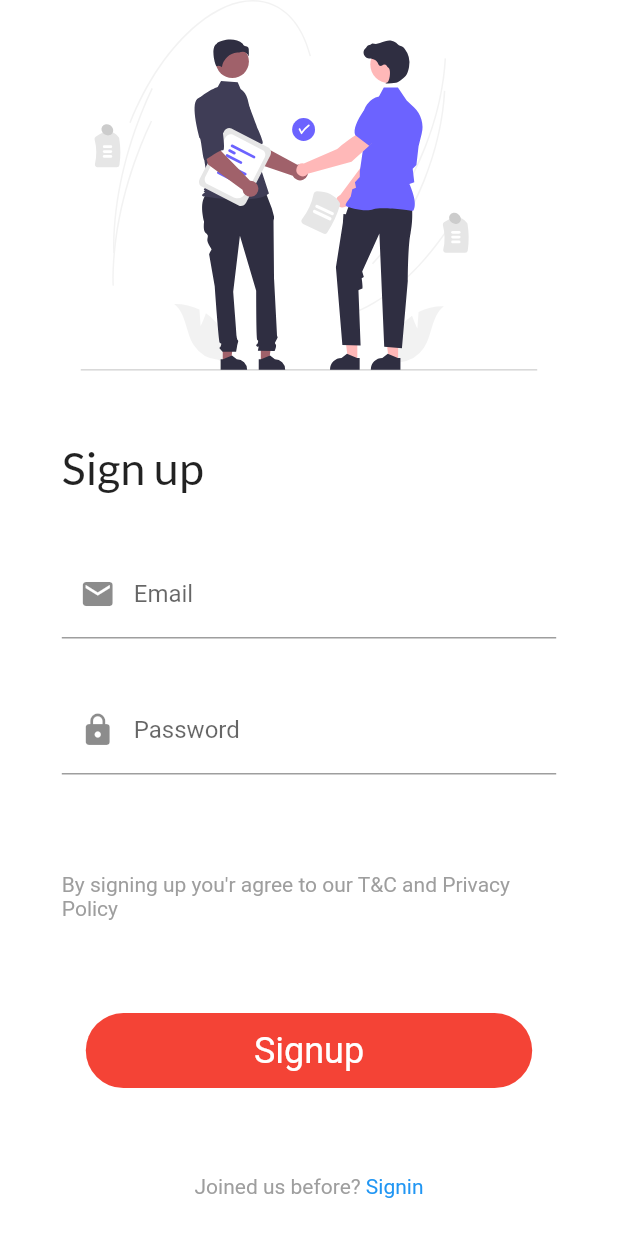
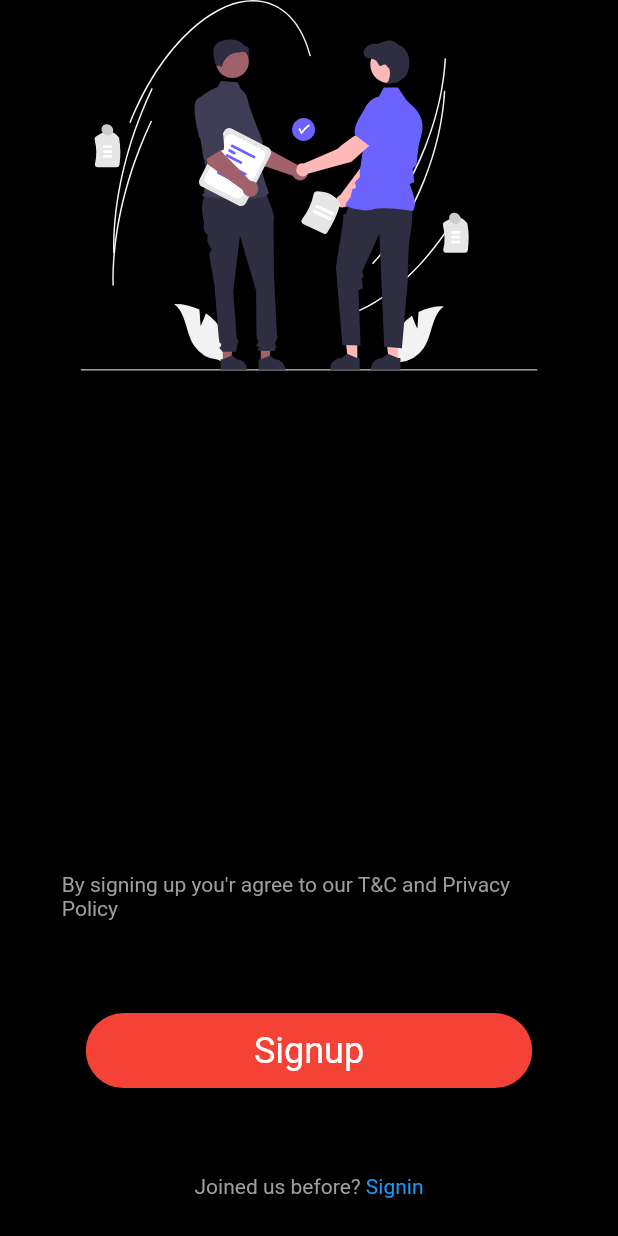
Before and after one commit to mfaizk/social, a Flutter app: the screen it shows after launch, after a tap on "Signin", on a phone screen of 412 x 824 dp. Run offline on Flutter 3.47's test engine with Material 2 defaults, Android fonts, the phone set to English and light mode, and no system bars; our stand-ins replace flutter_svg, get, get_storage, google_fonts.

Commit message:
themeController Added

```diff
--- /dev/null
+++ b/lib/controller/binding/binding.dart
@@ -0,0 +1,11 @@
+import 'package:get/get_instance/src/bindings_interface.dart';
+import 'package:get/get.dart';
+import 'package:social/controller/theme_controller.dart';
+
+class InitialBinding extends Bindings {
+  @override
+  void dependencies() {
+    print("STarted");
+    // Get.put<ThemeController>(ThemeController());
+  }
+}
--- /dev/null
+++ b/lib/controller/theme_controller.dart
@@ -0,0 +1,61 @@
+import 'package:flutter/material.dart';
+import 'package:flutter/scheduler.dart';
+import 'package:get/get_rx/get_rx.dart';
+import 'package:get/get_state_manager/src/simple/get_controllers.dart';
+import 'package:get/route_manager.dart';
+import 'package:get_storage/get_storage.dart';
+
+class ThemeController {
+  // ThemeData themeData = darkthemeData;
+  GetStorage getStorage = GetStorage();
+
+  ThemeData getCurrentThemeData() {
+    print("ThemeController");
+    var brightness = SchedulerBinding.instance!.window.platformBrightness;
+    bool isDarkMode = brightness == Brightness.dark;
+    if (getStorage.read("theme") != null) {
+      if (getStorage.read("theme") == 'dark') {
+        return darkthemeData;
+      }
+      if (getStorage.read("theme") == 'light') {
+        return lightthemeData;
+      }
+    } else {
+      if (isDarkMode) {
+        return darkthemeData;
+      } else {
+        return lightthemeData;
+      }
+    }
+    return lightthemeData;
+  }
+
+  void changeThemeData(String theme) {
+    if (theme == "dark") {
+      Get.changeTheme(darkthemeData);
+      getStorage.write("theme", "dark");
+    }
+    if (theme == "light") {
+      Get.changeTheme(lightthemeData);
+      getStorage.write("theme", "light");
+    }
+  }
+}
+
+ThemeData lightthemeData = ThemeData(
+  backgroundColor: Colors.white,
+  textTheme: const TextTheme(
+    headline5: TextStyle(
+      color: Colors.white,
+    ),
+  ),
+);
+
+ThemeData darkthemeData = ThemeData(
+  backgroundColor: Colors.black,
+  textTheme: const TextTheme(
+    headline5: TextStyle(
+      color: Colors.white,
+    ),
+  ),
+);
--- a/lib/main.dart
+++ b/lib/main.dart
@@ -1,9 +1,13 @@
 import 'package:flutter/material.dart';
+import 'package:get/get_state_manager/src/simple/get_view.dart';
 import 'package:get/route_manager.dart';
-import 'package:social/screens/HomeScreen.dart';
+import 'package:get_storage/get_storage.dart';
+import 'package:social/controller/binding/binding.dart';
+import 'package:social/controller/theme_controller.dart';
 import 'package:social/screens/Signup.dart';
 
-void main() {
+void main() async {
+  await GetStorage.init();
   runApp(MyApp());
 }
 
@@ -13,7 +17,8 @@ class MyApp extends StatelessWidget {
   @override
   Widget build(BuildContext context) {
     return GetMaterialApp(
-      theme: themeData,
+      initialBinding: InitialBinding(),
+      theme: ThemeController().getCurrentThemeData(),
       // home: HomeScreen(
       //   key: key,
       // ),
@@ -25,7 +30,7 @@ class MyApp extends StatelessWidget {
   }
 }
 
-ThemeData themeData = ThemeData(
+ThemeData darkthemeData = ThemeData(
   backgroundColor: Colors.white,
   textTheme: const TextTheme(
     headline5: TextStyle(
--- a/lib/screens/Signup.dart
+++ b/lib/screens/Signup.dart
@@ -2,6 +2,7 @@ import 'package:flutter/material.dart';
 import 'package:flutter_svg/flutter_svg.dart';
 import 'package:get/get_state_manager/src/simple/get_view.dart';
 import 'package:google_fonts/google_fonts.dart';
+import 'package:social/controller/theme_controller.dart';
 
 class Signup extends GetWidget {
   const Signup({Key? key}) : super(key: key);
@@ -149,7 +150,9 @@ class Signup extends GetWidget {
                           ),
                         ),
                         GestureDetector(
-                          onTap: () {},
+                          onTap: () {
+                            ThemeController().changeThemeData("dark");
+                          },
                           child: const Text(
                             "Signin",
                             style: TextStyle(
--- a/pubspec.yaml
+++ b/pubspec.yaml
@@ -37,6 +37,7 @@ dependencies:
   get: ^4.6.1
   google_fonts: ^2.3.2
   flutter_svg: ^1.0.3
+  get_storage: ^2.0.3
 
 dev_dependencies:
   flutter_test:
```
Also changed, not shown: assets/signup.png (deleted), assets/trial.png (deleted), lib/controller/authController.dart (deleted), lib/controller/auth_controller.dart (added), pubspec.lock.
